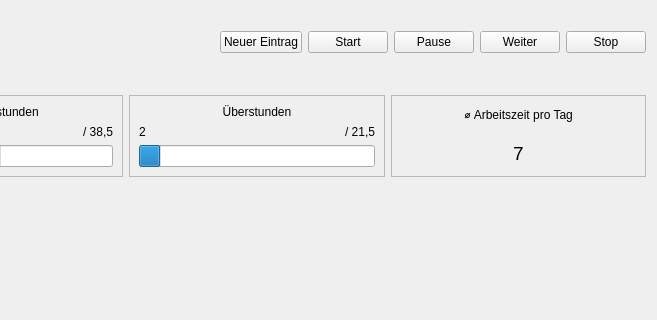
This is HR_Managment_System_Application/timetracker.ui in MehmetMertt/twentyONE_HR_System as Qt 5 draws it before an edit; both pictures show x 143 to 800 and y 0 to 320 of the 800 by 600 pixel window. The edited form follows.
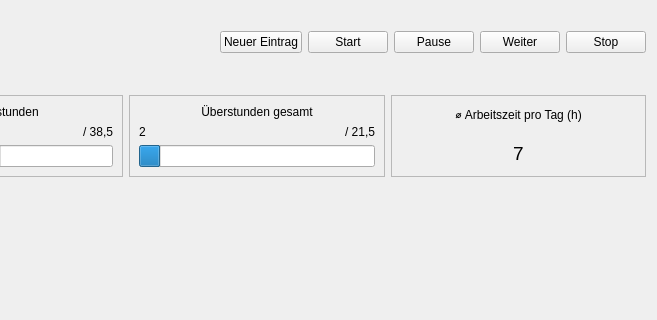
This is the edited form.

```diff
--- a/HR_Managment_System_Application/timetracker.ui
+++ b/HR_Managment_System_Application/timetracker.ui
@@ -276,7 +276,7 @@
           <item>
            <widget class="QLabel" name="label_ueberstunden">
             <property name="text">
-             <string>Überstunden</string>
+             <string>Überstunden gesamt</string>
             </property>
             <property name="alignment">
              <set>Qt::AlignCenter</set>
@@ -347,7 +347,7 @@
           <item>
            <widget class="QLabel" name="label_urlaub">
             <property name="text">
-             <string>⌀ Arbeitszeit pro Tag</string>
+             <string>⌀ Arbeitszeit pro Tag (h)</string>
             </property>
             <property name="alignment">
              <set>Qt::AlignHCenter|Qt::AlignTop</set>
```
Left out of the diff: 3 changed lines with no effect on the pictures.
